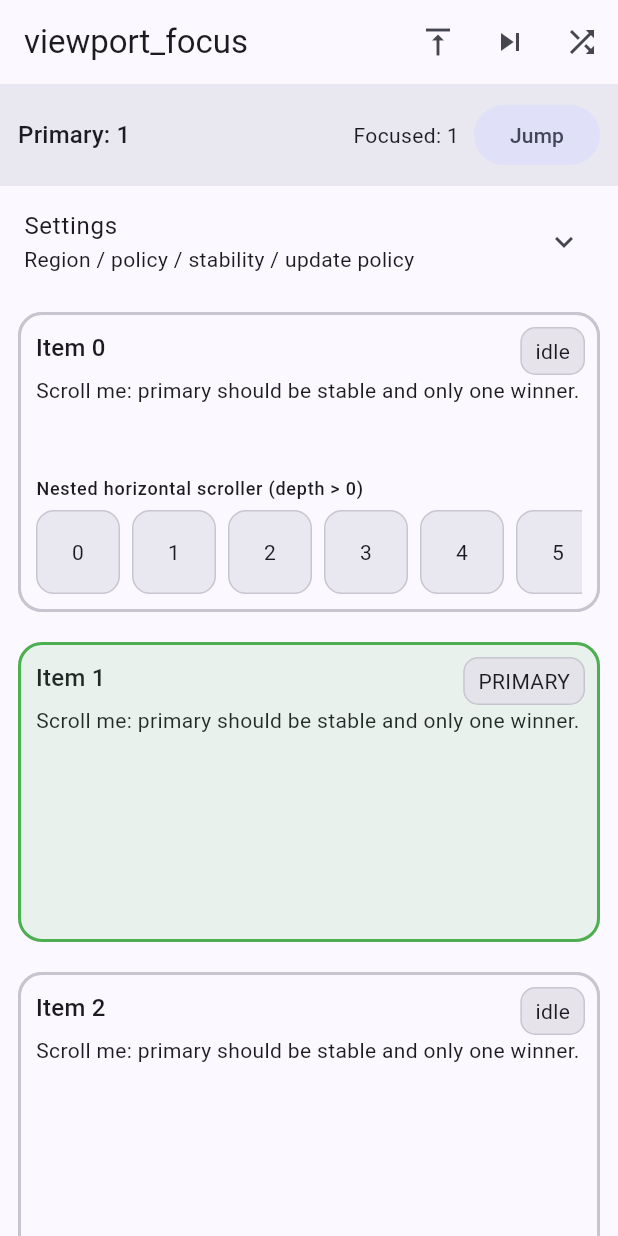
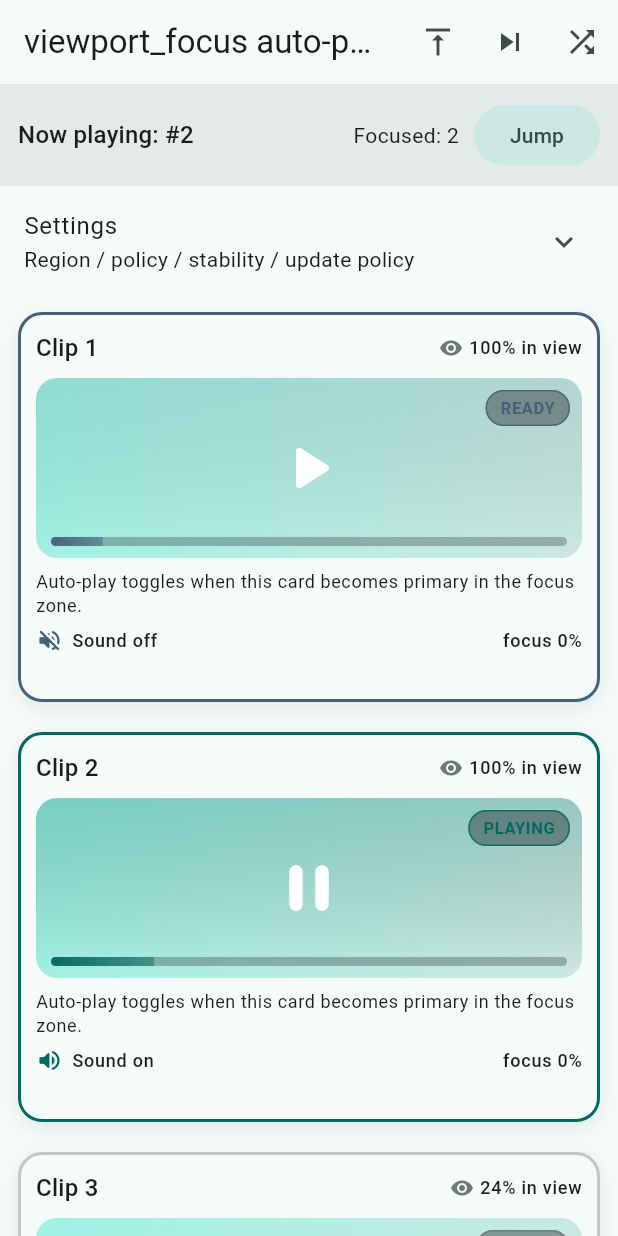
Before and after one commit to omar-hanafy/scroll_spy, a Flutter app: the screen it shows after launch, on a phone screen of 412 x 824 dp. Run offline on Flutter 3.47's test engine with Material 3 defaults, Android fonts, the phone set to English and light mode, and no system bars.

Commit message:
Update example auto-play demo

```diff
--- a/example/lib/main.dart
+++ b/example/lib/main.dart
@@ -13,11 +13,11 @@ class ViewportFocusExampleApp extends StatelessWidget {
   @override
   Widget build(BuildContext context) {
     return MaterialApp(
-      title: 'viewport_focus example',
+      title: 'viewport_focus autoplay demo',
       debugShowCheckedModeBanner: false,
       theme: ThemeData(
         useMaterial3: true,
-        colorScheme: ColorScheme.fromSeed(seedColor: Colors.indigo),
+        colorScheme: ColorScheme.fromSeed(seedColor: Colors.teal),
       ),
       home: const ViewportFocusDemoPage(),
     );
@@ -48,11 +48,11 @@ class _ViewportFocusDemoPageState extends State<ViewportFocusDemoPage> {
   final ScrollController _scrollController = ScrollController();
 
   static const int _itemCount = 60;
-  static const double _itemExtent = 220.0;
+  static const double _itemExtent = 280.0;
 
   bool _debug = false;
   bool _includeRects = false;
-  bool _showNestedScroller = true;
+  bool _showNestedScroller = false;
 
   _RegionKind _regionKind = _RegionKind.zone;
   double _anchorFraction = 0.5;
@@ -172,7 +172,7 @@ class _ViewportFocusDemoPageState extends State<ViewportFocusDemoPage> {
 
     return Scaffold(
       appBar: AppBar(
-        title: const Text('viewport_focus'),
+        title: const Text('viewport_focus auto-play'),
         actions: [
           IconButton(
             tooltip: 'Scroll to top',
@@ -263,17 +263,11 @@ class _ViewportFocusDemoPageState extends State<ViewportFocusDemoPage> {
                 itemBuilder: (context, index) {
                   return ViewportFocusItem<int>(
                     id: index,
-                    child: _FeedCardStatic(
+                    builder: (context, focus, _) => _FeedCard(
                       index: index,
+                      focus: focus,
                       showNestedScroller: _showNestedScroller,
                     ),
-                    builder: (context, focus, child) {
-                      return _FeedCard(
-                        index: index,
-                        focus: focus,
-                        child: child!,
-                      );
-                    },
                   );
                 },
               ),
@@ -305,8 +299,10 @@ class _HeaderPanel extends StatelessWidget {
               child: ValueListenableBuilder<int?>(
                 valueListenable: controller.primaryId,
                 builder: (context, primary, _) {
+                  final label =
+                      primary == null ? 'None' : '#${primary + 1}';
                   return Text(
-                    'Primary: ${primary ?? "—"}',
+                    'Now playing: $label',
                     style: textTheme.titleMedium,
                   );
                 },
@@ -707,48 +703,113 @@ class _LabeledIntSlider extends StatelessWidget {
   }
 }
 
-class _FeedCardStatic extends StatelessWidget {
-  const _FeedCardStatic({
+class _FeedCard extends StatelessWidget {
+  const _FeedCard({
     required this.index,
+    required this.focus,
     required this.showNestedScroller,
   });
 
+  static const double _cardRadius = 16;
+  static const double _mediaRadius = 14;
+  static const EdgeInsets _cardMargin = EdgeInsets.symmetric(
+    horizontal: 12,
+    vertical: 10,
+  );
+  static const EdgeInsets _cardPadding = EdgeInsets.all(12);
+
   final int index;
+  final ViewportItemFocus<int> focus;
   final bool showNestedScroller;
 
   @override
   Widget build(BuildContext context) {
     final theme = Theme.of(context);
-    final colorScheme = theme.colorScheme;
+    final scheme = theme.colorScheme;
+
+    final bool isPrimary = focus.isPrimary;
+    final bool isFocused = focus.isFocused;
+    final bool isVisible = focus.isVisible;
+    final bool showNested = showNestedScroller && index % 6 == 0;
+
+    final Color active = scheme.primary;
+    final Color focused = scheme.tertiary;
+    final Color border =
+        isPrimary ? active : (isFocused ? focused : scheme.outlineVariant);
+
+    final String statusLabel = isPrimary
+        ? 'PLAYING'
+        : (isFocused ? 'READY' : (isVisible ? 'PAUSED' : 'OFFSCREEN'));
+    final Color statusColor =
+        isPrimary ? active : (isFocused ? focused : scheme.outline);
+
+    final double progress = isPrimary
+        ? (0.2 + 0.8 * focus.focusProgress)
+        : (isFocused ? (0.1 + 0.6 * focus.focusProgress) : 0.0);
+    final double mediaHeight = showNested ? 90.0 : 120.0;
 
     return Padding(
-      padding: const EdgeInsets.symmetric(horizontal: 12, vertical: 10),
+      padding: _cardMargin,
       child: DecoratedBox(
         decoration: BoxDecoration(
-          color: colorScheme.surface,
-          borderRadius: BorderRadius.circular(16),
-          border: Border.all(color: colorScheme.outlineVariant),
+          color: scheme.surface,
+          borderRadius: BorderRadius.circular(_cardRadius),
+          border: Border.all(color: border, width: 2),
+          boxShadow: [
+            BoxShadow(
+              color: _withOpacity(scheme.shadow, 0.08),
+              blurRadius: 10,
+              offset: const Offset(0, 4),
+            ),
+          ],
         ),
         child: Padding(
-          padding: const EdgeInsets.all(12),
+          padding: _cardPadding,
           child: Column(
             crossAxisAlignment: CrossAxisAlignment.start,
             children: [
-              Text('Item $index', style: theme.textTheme.titleMedium),
+              Row(
+                children: [
+                  Text('Clip ${index + 1}', style: theme.textTheme.titleMedium),
+                  const Spacer(),
+                  Icon(Icons.visibility, size: 16, color: scheme.outline),
+                  const SizedBox(width: 4),
+                  Text(
+                    '${(focus.visibleFraction * 100).toStringAsFixed(0)}% in view',
+                    style: theme.textTheme.labelMedium,
+                  ),
+                ],
+              ),
+              const SizedBox(height: 8),
+              _buildMediaPreview(
+                context: context,
+                height: mediaHeight,
+                isPrimary: isPrimary,
+                isFocused: isFocused,
+                statusLabel: statusLabel,
+                statusColor: statusColor,
+                progress: progress.clamp(0.0, 1.0).toDouble(),
+              ),
+              const SizedBox(height: 8),
+              Text(
+                'Auto-play toggles when this card becomes primary in the focus zone.',
+                style: theme.textTheme.bodySmall,
+              ),
               const SizedBox(height: 6),
-              Text(
-                'Scroll me: primary should be stable and only one winner.',
-                style: theme.textTheme.bodyMedium,
-              ),
-              const Spacer(),
-              if (showNestedScroller && index % 6 == 0) ...[
+              if (!showNested)
+                _buildDetailsRow(
+                  context: context,
+                  isPrimary: isPrimary,
+                  statusColor: statusColor,
+                ),
+              if (showNested) ...[
                 Text(
                   'Nested horizontal scroller (depth > 0)',
                   style: theme.textTheme.labelMedium,
                 ),
                 const SizedBox(height: 6),
                 SizedBox(
-                  height: 56,
+                  height: 52,
                   child: ListView.builder(
                     scrollDirection: Axis.horizontal,
                     itemCount: 20,
@@ -757,14 +818,14 @@ class _FeedCardStatic extends StatelessWidget {
                         padding: const EdgeInsets.only(right: 8),
                         child: DecoratedBox(
                           decoration: BoxDecoration(
-                            color: colorScheme.surfaceContainerHigh,
+                            color: scheme.surfaceContainerHigh,
                             borderRadius: BorderRadius.circular(12),
                             border: Border.all(
-                              color: colorScheme.outlineVariant,
+                              color: scheme.outlineVariant,
                             ),
                           ),
                           child: SizedBox(
-                            width: 56,
+                            width: 52,
                             child: Center(child: Text('$i')),
                           ),
                         ),
@@ -779,77 +840,183 @@ class _FeedCardStatic extends StatelessWidget {
       ),
     );
   }
-}
 
-class _FeedCard extends StatelessWidget {
-  const _FeedCard({
-    required this.index,
-    required this.focus,
-    required this.child,
-  });
+  Widget _buildDetailsRow({
+    required BuildContext context,
+    required bool isPrimary,
+    required Color statusColor,
+  }) {
+    final theme = Theme.of(context);
+    return Row(
+      children: [
+        Icon(
+          isPrimary ? Icons.volume_up_rounded : Icons.volume_off_rounded,
+          size: 18,
+          color: statusColor,
+        ),
+        const SizedBox(width: 6),
+        Text(
+          isPrimary ? 'Sound on' : 'Sound off',
+          style: theme.textTheme.labelMedium,
+        ),
+        const Spacer(),
+        Text(
+          'focus ${(focus.focusProgress * 100).toStringAsFixed(0)}%',
+          style: theme.textTheme.labelMedium,
+        ),
+      ],
+    );
+  }
 
-  final int index;
-  final ViewportItemFocus<int> focus;
-  final Widget child;
+  Widget _buildMediaPreview({
+    required BuildContext context,
+    required double height,
+    required bool isPrimary,
+    required bool isFocused,
+    required String statusLabel,
+    required Color statusColor,
+    required double progress,
+  }) {
+    final scheme = Theme.of(context).colorScheme;
+    final Color overlayColor = isPrimary ? scheme.primary : scheme.tertiary;
+    final double overlayOpacity = isPrimary ? 0.25 : (isFocused ? 0.15 : 0.0);
 
-  @override
-  Widget build(BuildContext context) {
-    final scheme = Theme.of(context).colorScheme;
+    return ClipRRect(
+      borderRadius: BorderRadius.circular(_mediaRadius),
+      child: SizedBox(
+        height: height,
+        child: Stack(
+          fit: StackFit.expand,
+          children: [
+            DecoratedBox(
+              decoration: BoxDecoration(
+                gradient: LinearGradient(
+                  colors: [
+                    scheme.primaryContainer,
+                    scheme.secondaryContainer,
+                  ],
+                  begin: Alignment.topLeft,
+                  end: Alignment.bottomRight,
+                ),
+              ),
+            ),
+            AnimatedContainer(
+              duration: const Duration(milliseconds: 220),
+              curve: Curves.easeOut,
+              decoration: BoxDecoration(
+                gradient: LinearGradient(
+                  colors: [
+                    _withOpacity(overlayColor, overlayOpacity),
+                    Colors.transparent,
+                  ],
+                  begin: Alignment.topCenter,
+                  end: Alignment.bottomCenter,
+                ),
+              ),
+            ),
+            Center(
+              child: AnimatedSwitcher(
+                duration: const Duration(milliseconds: 200),
+                switchInCurve: Curves.easeOutBack,
+                switchOutCurve: Curves.easeIn,
+                transitionBuilder: (child, anim) {
+                  return FadeTransition(
+                    opacity: anim,
+                    child: ScaleTransition(scale: anim, child: child),
+                  );
+                },
+                child: Icon(
+                  isPrimary ? Icons.pause_rounded : Icons.play_arrow_rounded,
+                  key: ValueKey<bool>(isPrimary),
+                  size: 52,
+                  color: Colors.white,
+                ),
+              ),
+            ),
+            Positioned(
+              top: 8,
+              right: 8,
+              child: _buildStatusPill(
+                label: statusLabel,
+                color: statusColor,
+              ),
+            ),
+            Positioned(
+              left: 10,
+              right: 10,
+              bottom: 8,
+              child: _buildProgressBar(progress, statusColor),
+            ),
+          ],
+        ),
+      ),
+    );
+  }
 
-    Color alpha(Color color, double opacity) {
-      final a = (opacity.clamp(0.0, 1.0) * 255).round();
-      return color.withAlpha(a);
-    }
+  Widget _buildStatusPill({required String label, required Color color}) {
+    return DecoratedBox(
+      decoration: BoxDecoration(
+        color: _withOpacity(Colors.black, 0.35),
+        borderRadius: BorderRadius.circular(999),
+        border: Border.all(color: _withOpacity(color, 0.85)),
+      ),
+      child: Padding(
+        padding: const EdgeInsets.symmetric(horizontal: 10, vertical: 4),
+        child: Text(
+          label,
+          style: TextStyle(
+            fontSize: 11,
+            fontWeight: FontWeight.w600,
+            letterSpacing: 0.4,
+            color: color,
+          ),
+        ),
+      ),
+    );
+  }
 
-    final Color border = focus.isPrimary
-        ? Colors.green
-        : (focus.isFocused ? Colors.orange : scheme.outlineVariant);
-
-    final Color overlay = focus.isPrimary
-        ? alpha(Colors.green, 0.10)
-        : (focus.isFocused ? alpha(Colors.orange, 0.08) : Colors.transparent);
-
-    return Stack(
-      fit: StackFit.expand,
-      children: [
-        child,
-        IgnorePointer(
-          child: Padding(
-            padding: const EdgeInsets.symmetric(horizontal: 12, vertical: 10),
-            child: DecoratedBox(
-              decoration: BoxDecoration(
-                color: overlay,
-                borderRadius: BorderRadius.circular(16),
-                border: Border.all(color: border, width: 2),
-              ),
-              child: Align(
-                alignment: Alignment.topRight,
-                child: Padding(
-                  padding: const EdgeInsets.only(top: 10, right: 10),
+  Widget _buildProgressBar(double progress, Color color) {
+    return TweenAnimationBuilder<double>(
+      tween: Tween<double>(begin: 0, end: progress),
+      duration: const Duration(milliseconds: 220),
+      curve: Curves.easeOut,
+      builder: (context, value, _) {
+        return ClipRRect(
+          borderRadius: BorderRadius.circular(999),
+          child: SizedBox(
+            height: 6,
+            child: Stack(
+              fit: StackFit.expand,
+              children: [
+                DecoratedBox(
+                  decoration: BoxDecoration(
+                    color: _withOpacity(Colors.black, 0.25),
+                  ),
+                ),
+                FractionallySizedBox(
+                  alignment: Alignment.centerLeft,
+                  widthFactor: value,
                   child: DecoratedBox(
                     decoration: BoxDecoration(
-                      color: alpha(scheme.surfaceContainerHighest, 0.90),
-                      borderRadius: BorderRadius.circular(10),
-                      border: Border.all(color: scheme.outlineVariant),
-                    ),
-                    child: Padding(
-                      padding: const EdgeInsets.symmetric(
-                        horizontal: 10,
-                        vertical: 6,
-                      ),
-                      child: Text(
-                        focus.isPrimary
-                            ? 'PRIMARY'
-                            : (focus.isFocused ? 'focused' : 'idle'),
+                      gradient: LinearGradient(
+                        colors: [
+                          _withOpacity(color, 0.95),
+                          _withOpacity(color, 0.45),
+                        ],
                       ),
                     ),
                   ),
                 ),
-              ),
+              ],
             ),
           ),
-        ),
-      ],
+        );
+      },
     );
   }
+
+  Color _withOpacity(Color color, double opacity) {
+    final alpha = (opacity.clamp(0.0, 1.0) * 255).round();
+    return color.withAlpha(alpha);
+  }
 }
```
